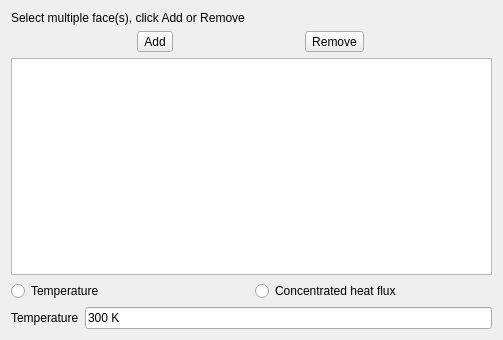
The window that src/Mod/Fem/Gui/TaskFemConstraintTemperature.ui (southseact-3d/fcd) describes before a commit, drawn with Qt 5.
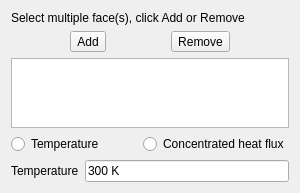
The same window after the commit. Custom widgets are drawn as their Qt base class.

```diff
--- a/src/Mod/Fem/Gui/TaskFemConstraintTemperature.ui
+++ b/src/Mod/Fem/Gui/TaskFemConstraintTemperature.ui
@@ -6,8 +6,8 @@
    <rect>
     <x>0</x>
     <y>0</y>
-    <width>503</width>
-    <height>340</height>
+    <width>300</width>
+    <height>190</height>
    </rect>
   </property>
   <property name="windowTitle">
```
